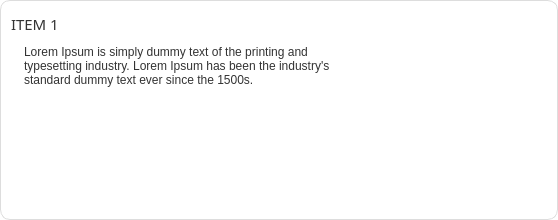
Qt form CAI_PyQt/CAI_Student/UI/CardQuiz.ui (CPG19040/CPG19040) before a commit.
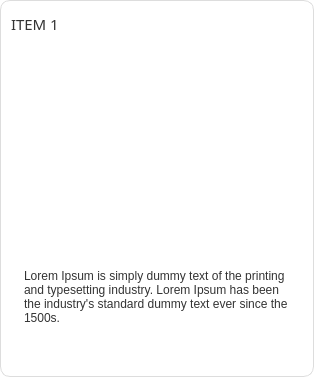
The same form after that commit. Icons and pictures are not drawn.

Patch:
```diff
--- a/CAI_PyQt/CAI_Student/UI/CardQuiz.ui
+++ b/CAI_PyQt/CAI_Student/UI/CardQuiz.ui
@@ -6,8 +6,8 @@
    <rect>
     <x>0</x>
     <y>0</y>
-    <width>558</width>
-    <height>220</height>
+    <width>314</width>
+    <height>377</height>
    </rect>
   </property>
   <property name="windowTitle">
@@ -39,15 +39,16 @@
 	border-radius: 10px;
 	border: 1px solid #ddd;
 }
+/*
 #Card:hover {
 	border: 3px solid #3498db;
 	background-color: #f7fbfe;
 }
-/* This style applies when the custom property is true */
 #Card[selected=&quot;true&quot;] {
 	background-color: #e1f5fe;
 	border: 2px solid #3498db;
 }
+*/
 QLabel {
 	color: #333;
 }</string>
@@ -105,6 +106,63 @@
            </property>
           </widget>
          </item>
+         <item>
+          <widget class="QWidget" name="widget" native="true">
+           <layout class="QHBoxLayout" name="horizontalLayout_3">
+            <item>
+             <spacer name="horizontalSpacer">
+              <property name="orientation">
+               <enum>Qt::Horizontal</enum>
+              </property>
+              <property name="sizeHint" stdset="0">
+               <size>
+                <width>40</width>
+                <height>20</height>
+               </size>
+              </property>
+             </spacer>
+            </item>
+            <item>
+             <widget class="QLabel" name="label_q_image">
+              <property name="minimumSize">
+               <size>
+                <width>200</width>
+                <height>200</height>
+               </size>
+              </property>
+              <property name="maximumSize">
+               <size>
+                <width>200</width>
+                <height>200</height>
+               </size>
+              </property>
+              <property name="styleSheet">
+               <string notr="true">border-image: url(:/Images/Images/no-image2.png);</string>
+              </property>
+              <property name="text">
+               <string/>
+              </property>
+              <property name="scaledContents">
+               <bool>true</bool>
+              </property>
+             </widget>
+            </item>
+            <item>
+             <spacer name="horizontalSpacer_2">
+              <property name="orientation">
+               <enum>Qt::Horizontal</enum>
+              </property>
+              <property name="sizeHint" stdset="0">
+               <size>
+                <width>40</width>
+                <height>20</height>
+               </size>
+              </property>
+             </spacer>
+            </item>
+           </layout>
+          </widget>
+         </item>
          <item>
           <widget class="QLabel" name="label_question">
            <property name="styleSheet">
@@ -124,31 +182,6 @@
         </layout>
        </widget>
       </item>
-      <item>
-       <widget class="QLabel" name="label_q_image">
-        <property name="minimumSize">
-         <size>
-          <width>200</width>
-          <height>200</height>
-         </size>
-        </property>
-        <property name="maximumSize">
-         <size>
-          <width>200</width>
-          <height>200</height>
-         </size>
-        </property>
-        <property name="styleSheet">
-         <string notr="true">border-image: url(:/Images/Images/no-image2.png);</string>
-        </property>
-        <property name="text">
-         <string/>
-        </property>
-        <property name="scaledContents">
-         <bool>true</bool>
-        </property>
-       </widget>
-      </item>
      </layout>
     </widget>
    </item>
```
